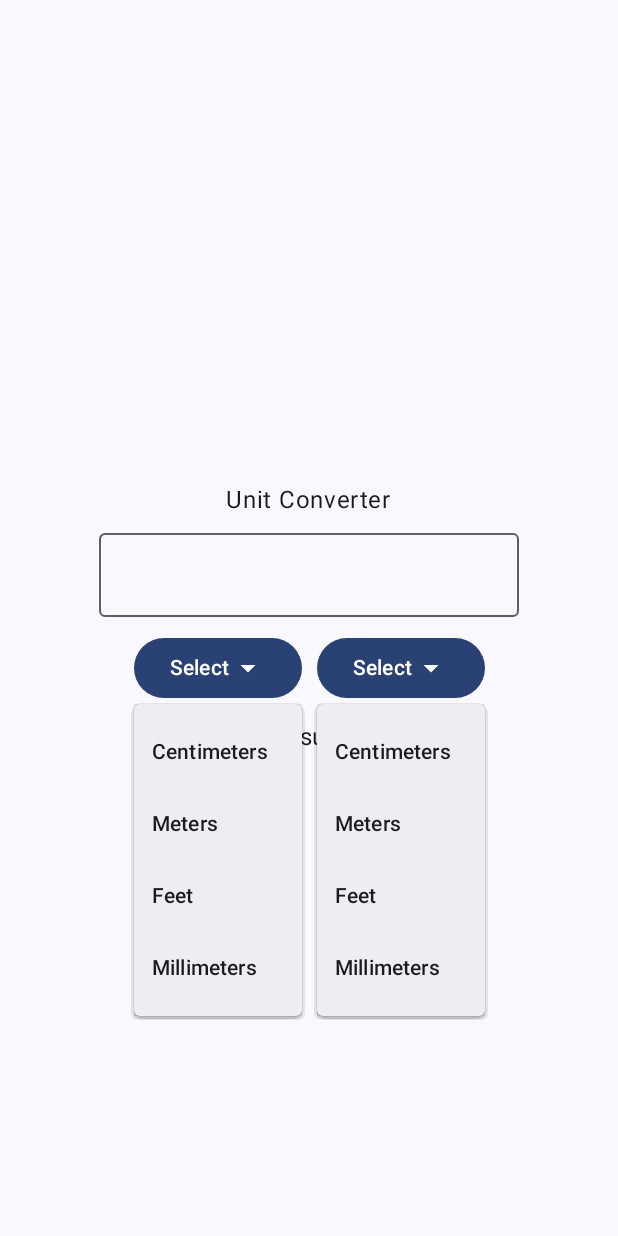
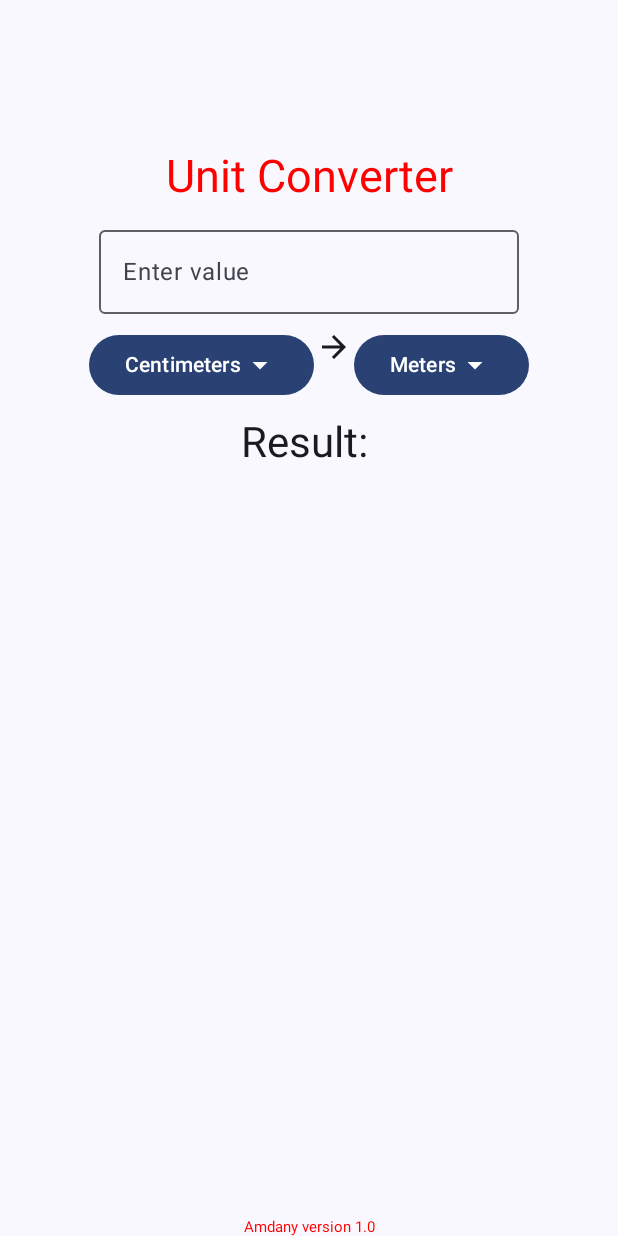
Before and after one commit to iamdanyyy/UnitConverter, an Android app built with Jetpack Compose: the screen it shows after launch (MainActivity), on a phone screen of 412 x 824 dp. Run offline under Robolectric (Android 15) with nearby library versions, the phone set to English and light mode, and no system bars.

Commit message:
Phase 2 0f 2 of Unit Converter App

```diff
--- a/app/src/main/java/com/example/unitconverter/MainActivity.kt
+++ b/app/src/main/java/com/example/unitconverter/MainActivity.kt
@@ -16,6 +16,8 @@ import androidx.compose.foundation.layout.height
 import androidx.compose.foundation.layout.width
 import androidx.compose.material.icons.Icons
 import androidx.compose.material.icons.filled.ArrowDropDown
+import androidx.compose.material.icons.filled.ArrowForward
+import androidx.compose.material.icons.filled.PlayArrow
 import androidx.compose.material3.Button
 import androidx.compose.material3.DropdownMenu
 import androidx.compose.material3.DropdownMenuItem
@@ -23,12 +25,21 @@ import androidx.compose.material3.Icon
 import androidx.compose.material3.OutlinedTextField
 import androidx.compose.material3.Text
 import androidx.compose.runtime.Composable
+import androidx.compose.runtime.getValue
+import androidx.compose.runtime.mutableStateOf
+import androidx.compose.runtime.remember
+import androidx.compose.runtime.setValue
 import androidx.compose.ui.Alignment
 import androidx.compose.ui.Modifier
+import androidx.compose.ui.graphics.Color
 import androidx.compose.ui.platform.LocalContext
+import androidx.compose.ui.text.TextStyle
+import androidx.compose.ui.text.font.FontFamily
 import androidx.compose.ui.tooling.preview.Preview
 import androidx.compose.ui.unit.dp
+import androidx.compose.ui.unit.sp
 import com.example.unitconverter.ui.theme.UnitConverterTheme
+import kotlin.math.roundToInt
 
 class MainActivity : ComponentActivity() {
     override fun onCreate(savedInstanceState: Bundle?) {
@@ -45,46 +56,185 @@ class MainActivity : ComponentActivity() {
 
 @Composable
 fun UnitConverter() {
+
+    var inputValue by remember { mutableStateOf("") }
+    var outputValue by remember { mutableStateOf("") }
+    var inputUnit by remember { mutableStateOf("Centimeters") }
+    var outputUnit by remember { mutableStateOf("Meters") }
+    var iExpanded by remember { mutableStateOf(false) }
+    var oExpanded by remember { mutableStateOf(false) }
+    var conversionFactor = remember { mutableStateOf(0.01) }
+
+    val customTextStyle = TextStyle(
+        fontFamily = FontFamily.Default,
+        fontSize = 30.sp,
+        color = Color.Red
+    )
+
+    fun convertUnits() {
+
+        if (inputUnit == "Centimeters" && outputUnit == "Meters") {
+            conversionFactor.value = 0.01
+        } else if (inputUnit == "Centimeters" && outputUnit == "Feet") {
+            conversionFactor.value = 0.0328084
+        } else if (inputUnit == "Centimeters" && outputUnit == "Millimeters") {
+            conversionFactor.value = 10.0
+        }else if (inputUnit == "Meters" && outputUnit == "Centimeters") {
+            conversionFactor.value = 100.0
+        } else if (inputUnit == "Meters" && outputUnit == "Feet") {
+            conversionFactor.value = 3.28084
+        } else if (inputUnit == "Meters" && outputUnit == "Millimeters") {
+            conversionFactor.value = 1000.0
+        } else if (inputUnit == "Feet" && outputUnit == "Centimeters") {
+            conversionFactor.value = 30.48
+        } else if (inputUnit == "Feet" && outputUnit == "Meters") {
+            conversionFactor.value = 0.3048
+        } else if (inputUnit == "Feet" && outputUnit == "Millimeters") {
+            conversionFactor.value = 304.8
+        } else if (inputUnit == "Millimeters" && outputUnit == "Centimeters") {
+            conversionFactor.value = 0.1
+        } else if (inputUnit == "Millimeters" && outputUnit == "Meters") {
+            conversionFactor.value = 0.001
+        } else if (inputUnit == "Millimeters" && outputUnit == "Feet") {
+            conversionFactor.value = 0.00328084
+        } else {
+            conversionFactor.value = 1.0
+        }
+
+        // ?: - elvis operator
+        val inputValueDouble = inputValue.toDoubleOrNull() ?: 0.0
+        val result = (inputValueDouble * conversionFactor.value * 100.0) / 100.0
+        outputValue = result.toString()
+    }
     Column(
         modifier = Modifier.fillMaxSize(),
-        verticalArrangement = Arrangement.Center,
+        verticalArrangement = Arrangement.Top,
         horizontalAlignment = Alignment.CenterHorizontally
     ) {
-        Text(text = "Unit Converter")
+        Spacer(modifier = Modifier.height(100.dp))
+        Text(text = "Unit Converter", style = customTextStyle)
         Spacer(modifier = Modifier.height(10.dp))
-        OutlinedTextField(value = "", onValueChange = {
-            // Here goes what should happen when the value of the textfield changes
-        })
+        OutlinedTextField(
+            value = inputValue,
+            onValueChange = {
+                inputValue = it
+                convertUnits()},
+            label = {Text(  "Enter value")}
+        )
         Spacer(modifier = Modifier.height(10.dp))
         Row {
+            // Input Box
             Box {
-                Button(onClick = { /*TODO*/ }) {
-                    Text(text = "Select")
+                // Input button
+                Button(onClick = {
+                    iExpanded = true
+                }, ) {
+                    Text(text = inputUnit)
                     Icon(Icons.Default.ArrowDropDown, contentDescription = "Arrow Down")
                 }
-                DropdownMenu(expanded = true, onDismissRequest = { /*TODO*/ }) {
-                    DropdownMenuItem(text = { Text("Centimeters") }, onClick = { /*TODO*/ })
-                    DropdownMenuItem(text = { Text("Meters") }, onClick = { /*TODO*/ })
-                    DropdownMenuItem(text = { Text("Feet") }, onClick = { /*TODO*/ })
-                    DropdownMenuItem(text = { Text("Millimeters") }, onClick = { /*TODO*/ })
+                DropdownMenu(expanded = iExpanded, onDismissRequest = { iExpanded = false } ) {
+                    DropdownMenuItem(
+                        text = { Text("Centimeters") },
+                        onClick = {
+                            inputUnit = "Centimeters"
+                            iExpanded = false
+                            convertUnits()
+                        }
+                    )
+                    DropdownMenuItem(
+                        text = { Text("Meters") },
+                        onClick = {
+                            inputUnit = "Meters"
+                            iExpanded = false
+                            convertUnits()
+                        }
+                    )
+                    DropdownMenuItem(
+                        text = { Text("Feet") },
+                        onClick = {
+                            inputUnit = "Feet"
+                            iExpanded = false
+                            convertUnits()
+                        }
+                    )
+                    DropdownMenuItem(
+                        text = { Text("Millimeters") },
+                        onClick = {
+                            inputUnit = "Millimeters"
+                            iExpanded = false
+                            convertUnits()
+                        }
+                    )
                 }
             }
-            Spacer(modifier = Modifier.width(10.dp))
+            Spacer(modifier = Modifier.width(1.dp))
+            Icon(Icons.Default.ArrowForward, contentDescription = "Arrow Left")
+            Spacer(modifier = Modifier.width(1.dp))
+            // Output box
             Box {
-                Button(onClick = { /*TODO*/ }) {
-                    Text(text = "Select")
+                // Output button
+                Button(onClick = {
+                    oExpanded = true
+                }) {
+                    Text(text = outputUnit)
                     Icon(Icons.Default.ArrowDropDown, contentDescription = "Arrow Down")
                 }
-                DropdownMenu(expanded = true, onDismissRequest = { /*TODO*/ }) {
-                    DropdownMenuItem(text = { Text("Centimeters") }, onClick = { /*TODO*/ })
-                    DropdownMenuItem(text = { Text("Meters") }, onClick = { /*TODO*/ })
-                    DropdownMenuItem(text = { Text("Feet") }, onClick = { /*TODO*/ })
-                    DropdownMenuItem(text = { Text("Millimeters") }, onClick = { /*TODO*/ })
+                DropdownMenu(expanded = oExpanded, onDismissRequest = { oExpanded = false }) {
+                    DropdownMenuItem(
+                        text = { Text("Centimeters") },
+                        onClick = {
+                            outputUnit = "Centimeters"
+                            oExpanded = false
+                            convertUnits()
+                        }
+                    )
+                    DropdownMenuItem(
+                        text = { Text("Meters") },
+                        onClick = {
+                            outputUnit = "Meters"
+                            oExpanded = false
+                            convertUnits()
+                        }
+                    )
+                    DropdownMenuItem(
+                        text = { Text("Feet") },
+                        onClick = {
+                            outputUnit = "Feet"
+                            oExpanded = false
+                            convertUnits()
+                        }
+                    )
+                    DropdownMenuItem(
+                        text = { Text("Millimeters") },
+                        onClick = {
+                            outputUnit = "Millimeters"
+                            oExpanded = false
+                            convertUnits()
+                        }
+                    )
                 }
             }
         }
         Spacer(modifier = Modifier.height(10.dp))
-        Text(text = "Result:")
+        Text(
+            text = "Result: $outputValue",
+            style = MaterialTheme.typography.headlineMedium
+        )
+
+        Column(
+            modifier = Modifier.fillMaxSize(),
+            verticalArrangement = Arrangement.Bottom,
+            horizontalAlignment = Alignment.CenterHorizontally
+        ) {
+            Text(
+                text = "Amdany version 1.0",
+                style = TextStyle(
+                    fontFamily = FontFamily.Default,
+                    fontSize = 10.sp,
+                    color = Color.Red
+                )
+            )
+        }
     }
     }
 
```
